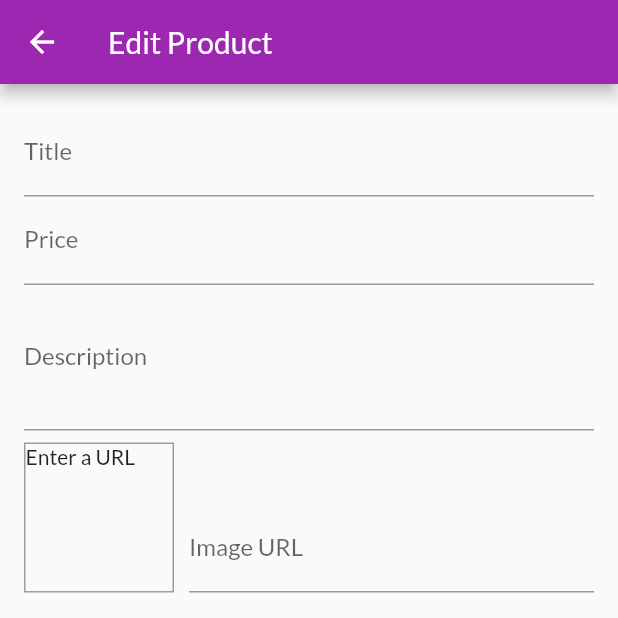
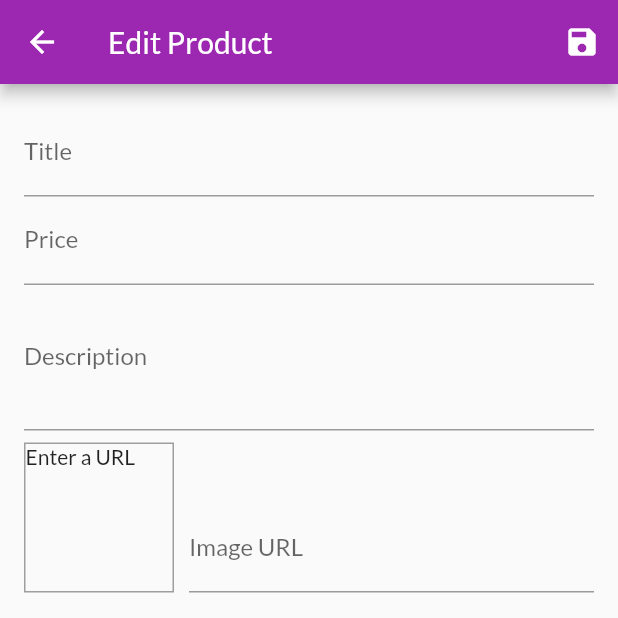
Before and after one commit to fdorado985/my_shop_flutter, a Flutter app: the EditProductScreen screen opened by its route, on a phone screen of 412 x 824 dp, the top half of it. Run offline on Flutter 3.47's test engine with Material 2 defaults, Android fonts, the phone set to English and light mode, and no system bars; network calls fail.

Commit message:
add a save button on the app bar

```diff
--- a/lib/screens/edit_product_screen.dart
+++ b/lib/screens/edit_product_screen.dart
@@ -36,6 +36,7 @@ class _EditProductScreenState extends State<EditProductScreen> {
     return Scaffold(
       appBar: AppBar(
         title: Text('Edit Product'),
+        actions: [IconButton(icon: Icon(Icons.save), onPressed: () {})],
       ),
       body: Padding(
         padding: const EdgeInsets.all(16.0),
```
